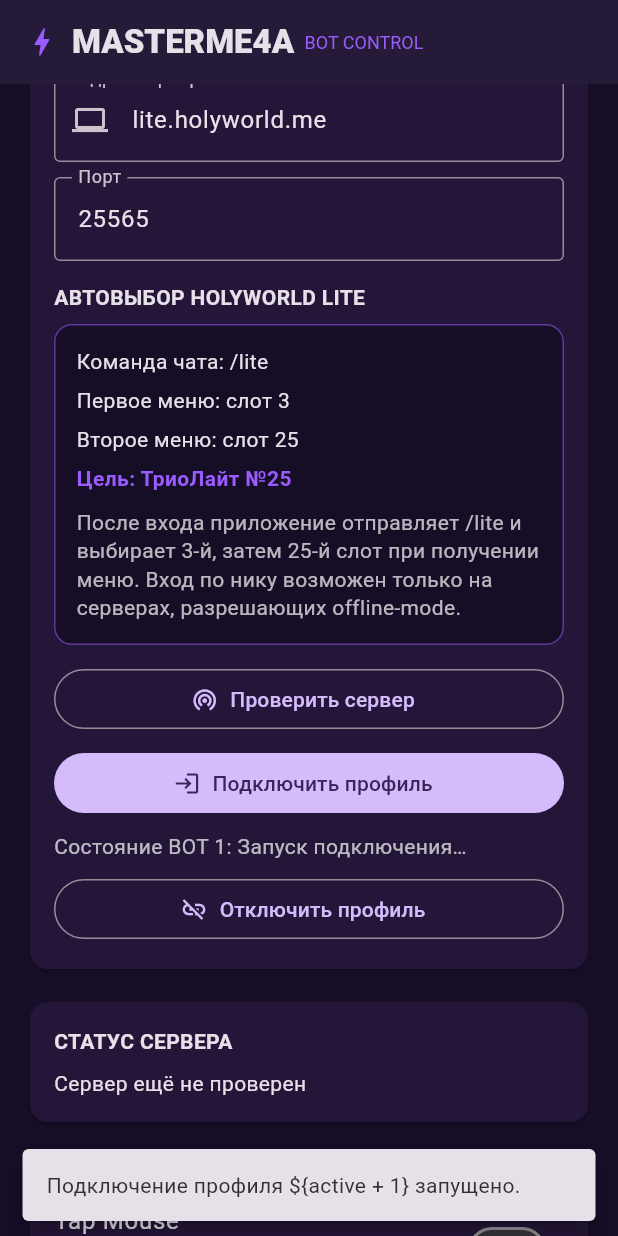
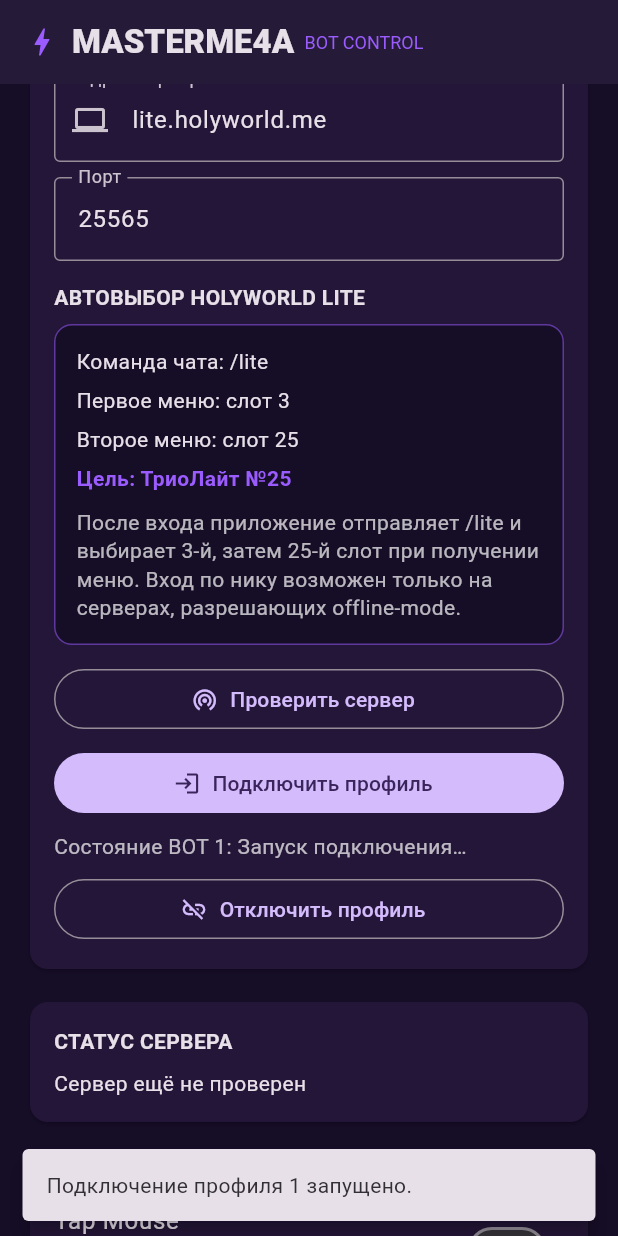
Before and after one commit to cheburk199-web/Masterme4a-bots, a Flutter app: the screen it shows after launch, scrolled down 576 dp, after a tap on "Подключить профиль", on a phone screen of 412 x 824 dp. Run offline on Flutter 3.47's test engine with Material 3 defaults, Android fonts, the phone set to English and light mode, and no system bars.

Commit message:
Fix connection status message interpolation

```diff
--- a/lib/main.dart
+++ b/lib/main.dart
@@ -246,7 +246,7 @@ class _DashboardState extends State<Dashboard> {
         'host': address,
         'port': serverPort,
       });
-      notice('Подключение профиля \${active + 1} запущено.');
+      notice('Подключение профиля ' + (active + 1).toString() + ' запущено.');
     } on PlatformException catch (error) {
       setState(() => botMessages[active] = error.message ?? 'Ошибка подключения');
       notice(error.message ?? 'Не удалось запустить бота.');
```
